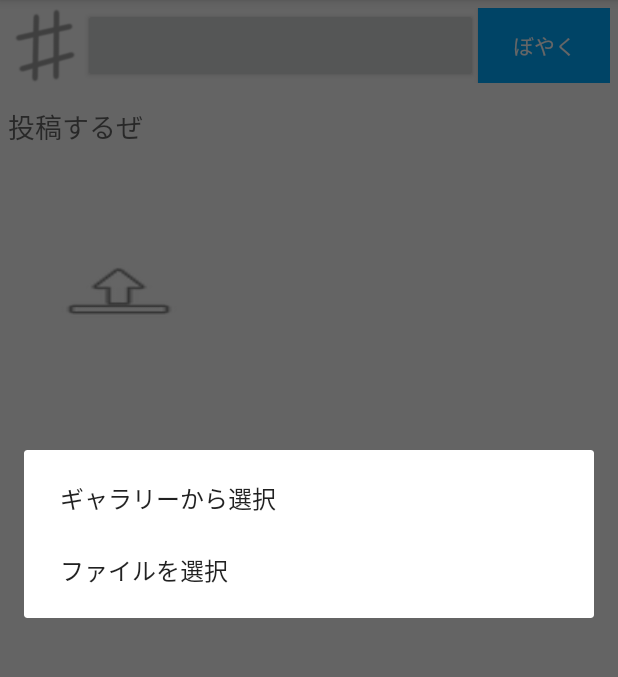
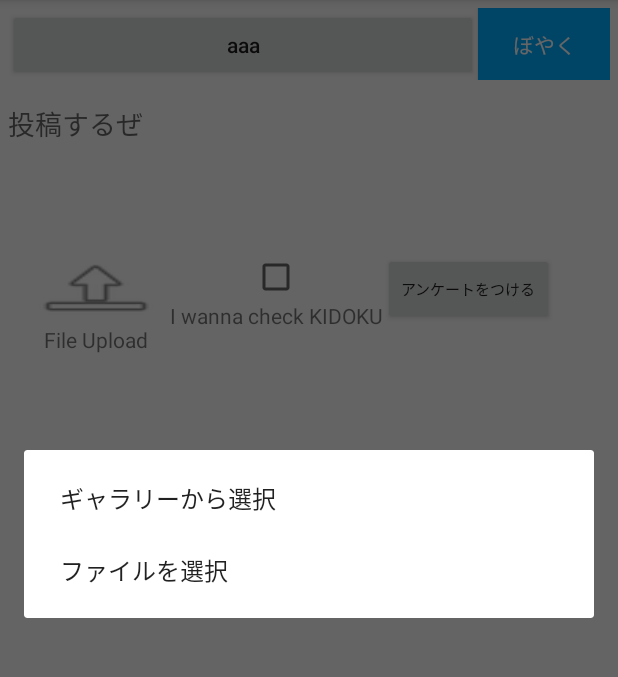
Before and after one commit to Sobaya007/Swallow, an Android app: the TalkActivity screen opened directly, with no data from a screen before it, after a tap on "ソースコードアップロード", on a phone screen of 412 x 824 dp, the part 84-761 px from its top. Run offline under Robolectric (Android 15) with nearby library versions, the phone set to English and light mode, and no system bars; libraries missing offline, so code that uses them is left out: javax.microedition.khronos; 7 statements that could not run were skipped; 3 other taps on this screen came first.

Commit message:
レイアウト変更

```diff
--- a/app/src/main/res/layout/view_input.xml
+++ b/app/src/main/res/layout/view_input.xml
@@ -16,28 +16,26 @@
         android:layout_marginTop="5dp"
         android:orientation="horizontal" >
 
-        <ImageView
-            android:layout_width="50dp"
-            android:layout_height="50dp"
-            android:contentDescription="@string/tag_icon_description"
-            android:src="@drawable/tag_icon" />
 
         <Button
             android:id="@+id/tag_select_button"
             android:layout_width="0dp"
-            android:layout_height="match_parent"
+            android:layout_height="wrap_content"
             android:layout_weight="0.5"
             android:ellipsize="end"
             android:gravity="center"
-            android:singleLine="true" />
+            android:singleLine="true"
+            android:textAllCaps="false"
+            android:text="aaa"/>
 
         <Button
             android:id="@+id/send_message_button"
             android:layout_width="wrap_content"
-            android:layout_height="match_parent"
+            android:layout_height="wrap_content"
             android:background="#0af"
             android:text="@string/message_send_text"
             android:textColor="#fff" />
+
     </LinearLayout>
 
     <ScrollView
@@ -82,6 +80,16 @@
         android:layout_below="@id/file_thumbail_layout"
         android:orientation="horizontal" >
 
+        <LinearLayout
+            android:layout_width="wrap_content"
+            android:layout_height="wrap_content"
+            android:layout_marginLeft="20sp"
+            android:layout_marginStart="20sp"
+            android:orientation="horizontal">
+            <LinearLayout
+                android:layout_width="wrap_content"
+                android:layout_height="wrap_content"
+                android:orientation="vertical">
                 <Button
                     android:id="@+id/file_upload_button"
                     android:layout_width="wrap_content"
@@ -89,10 +97,37 @@
                     android:layout_alignParentLeft="true"
                     android:layout_alignParentStart="true"
                     android:layout_alignParentTop="true"
-            android:layout_marginLeft="35dp"
-            android:layout_marginStart="35dp"
                     android:background="@android:drawable/ic_menu_upload"
                     android:contentDescription="@string/source_code_upload_icon_description" />
+            <TextView
+                android:layout_width="wrap_content"
+                android:layout_height="wrap_content"
+                android:layout_gravity="center"
+                android:text="File Upload"/>
+            </LinearLayout>
+
+            <LinearLayout
+                android:layout_width="wrap_content"
+                android:layout_height="wrap_content"
+                android:layout_marginLeft="5sp"
+                android:layout_marginStart="5sp"
+                android:orientation="vertical">
+                <CheckBox
+                    android:layout_width="wrap_content"
+                    android:layout_height="wrap_content"
+                    android:layout_gravity="center"/>
+                <TextView
+                    android:layout_width="wrap_content"
+                    android:layout_height="wrap_content"
+                    android:text="I wanna check KIDOKU"/>
+            </LinearLayout>
+
+            <Button
+                android:layout_width="wrap_content"
+                android:layout_height="wrap_content"
+                android:text="アンケートをつける"
+                android:textSize="10sp"/>
+        </LinearLayout>
     </RelativeLayout>
 
 </RelativeLayout>
```
Also changed, not shown: app/src/main/java/com/trap/swallow/talk/MessageView.java (+20 -14 lines), app/src/main/java/com/trap/swallow/talk/MyUtils.java (+6 -6 lines), app/src/main/res/layout/message_view.xml (+33 -11 lines), app/src/main/res/layout/message_view_copy.xml (+36 -12 lines), app/src/main/res/layout/view_talk.xml (+5 -3 lines), app/src/main/res/drawable/bad.png (added), app/src/main/res/drawable/good.png (added), app/src/main/res/drawable/movie.png (added), app/src/main/res/drawable/pdf.png (added), app/src/main/res/drawable/picture.png (added), app/src/main/res/drawable/text.png (added), app/src/main/res/drawable/zip.png (added), 2 other files. Lines whose indentation alone changed are shown as unchanged.
